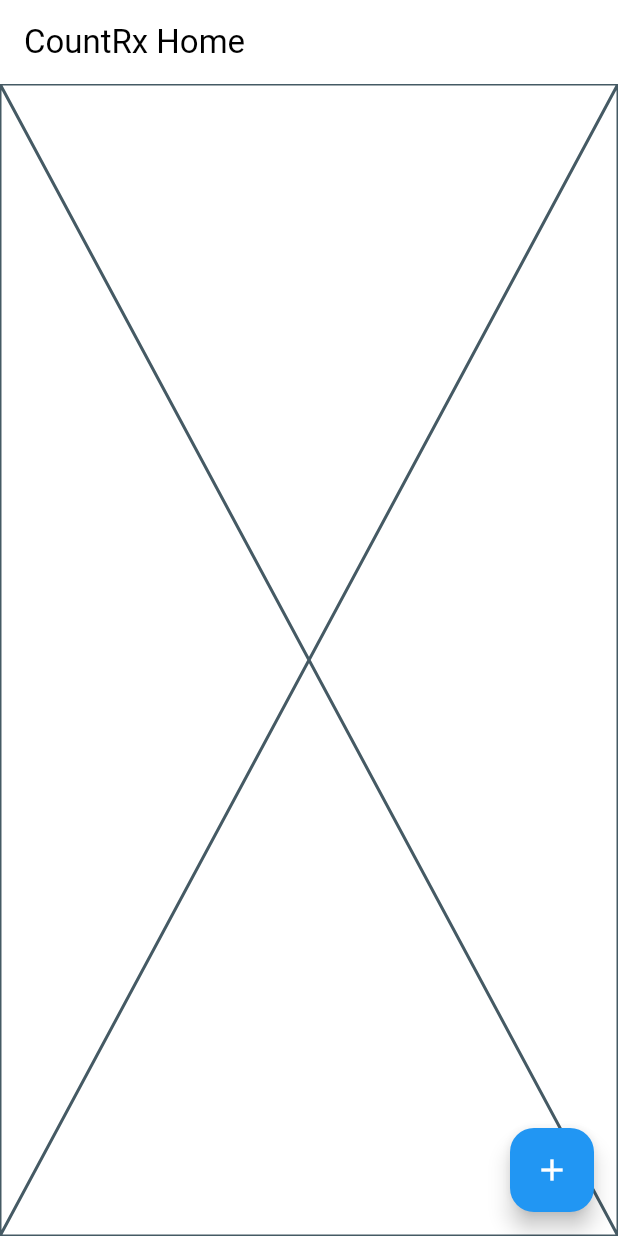
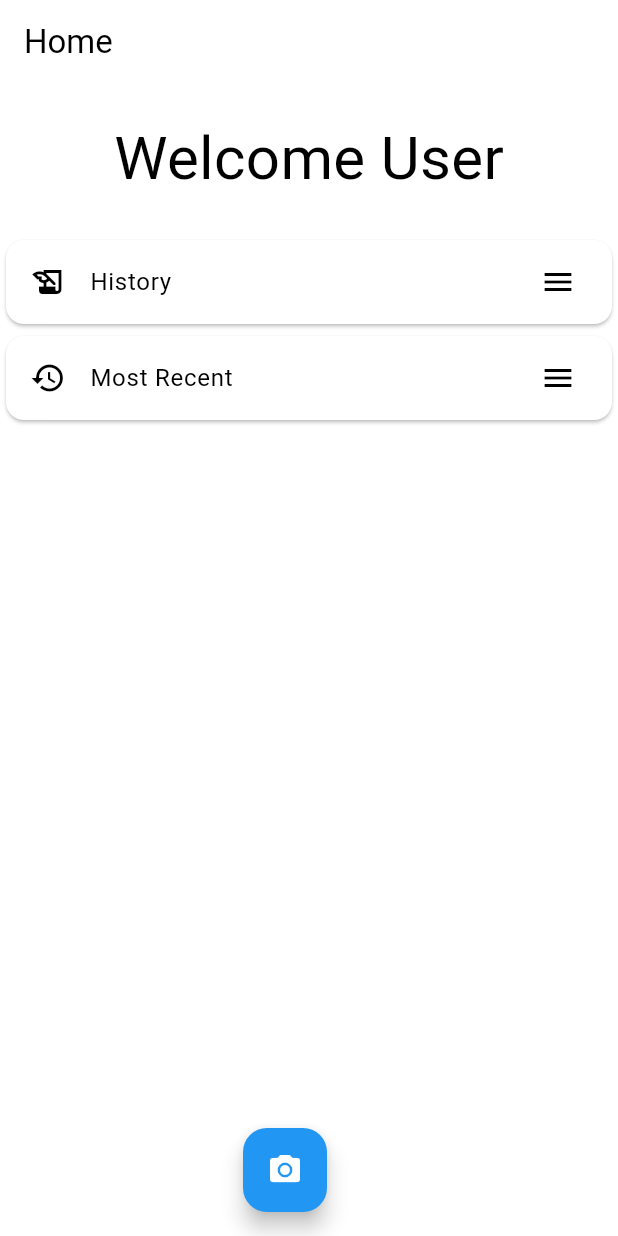
Before and after one commit to CountRx-App/CountRx, a Flutter app: the screen it shows after launch, on a phone screen of 412 x 824 dp. Run offline on Flutter 3.47's test engine with Material 2 defaults, Android fonts, the phone set to English and light mode, and no system bars; drawn by our look-alikes of dynamic_color.

Commit message:
Set up homepage UI

```diff
--- a/count_rx/lib/main.dart
+++ b/count_rx/lib/main.dart
@@ -19,7 +19,7 @@ class MyApp extends StatelessWidget {
   Widget build(BuildContext context) {
     return DynamicColorBuilder(
       builder: (lightColorScheme, darkColorScheme) => MaterialApp(
-        title: 'Flutter Demo',
+        title: 'CountRx',
         theme: ThemeData(
           colorScheme: lightColorScheme ?? _defaultLightColorScheme,
           useMaterial3: true,
@@ -29,7 +29,9 @@ class MyApp extends StatelessWidget {
           useMaterial3: true,
         ),
         themeMode: ThemeMode.system,
-        home: const HomePage(title: 'CountRx Home'),
+        home: const HomePage(
+          currentUser: "User",
+        ),
       ),
     );
   }
--- a/count_rx/lib/pages/home-page.dart
+++ b/count_rx/lib/pages/home-page.dart
@@ -1,8 +1,11 @@
 import 'package:flutter/material.dart';
 
 class HomePage extends StatefulWidget {
-  const HomePage({super.key, required this.title});
-  final String title;
+  final String currentUser;
+  const HomePage({
+    super.key,
+    required this.currentUser,
+  });
 
   @override
   State<HomePage> createState() => _HomePageState();
@@ -14,13 +17,51 @@ class _HomePageState extends State<HomePage> {
     return Scaffold(
       appBar: AppBar(
         backgroundColor: Theme.of(context).colorScheme.inversePrimary,
-        title: Text(widget.title),
+        title: const Text("Home"),
       ),
-      body: const Placeholder(),
-      floatingActionButton: FloatingActionButton(
-        onPressed: () {},
-        tooltip: 'Increment',
-        child: const Icon(Icons.add),
+      body: ListView(
+        children: [
+          SizedBox(
+            height: 100,
+            child: Center(
+              child: Text(
+                "Welcome ${widget.currentUser}",
+                style: const TextStyle(
+                  fontSize: 40,
+                ),
+              ),
+            ),
+          ),
+          Card(
+            child: ListTile(
+              title: const Text("History"),
+              leading: const Icon(Icons.history_edu),
+              trailing: const Icon(Icons.menu),
+              onTap: () {
+                // TODO: Open history page, when implemented
+              },
+            ),
+          ),
+          Card(
+            child: ListTile(
+              title: const Text("Most Recent"),
+              leading: const Icon(Icons.history),
+              trailing: const Icon(Icons.menu),
+              onTap: () {
+                // TODO: Open "most recent" detail page, when implemented
+              },
+            ),
+          ),
+        ],
+      ),
+      floatingActionButton: Container(
+        alignment: Alignment.bottomCenter,
+        child: FloatingActionButton(
+          onPressed: () {
+            // TODO: Open camera page, when implemented
+          },
+          child: const Icon(Icons.camera_alt),
+        ),
       ),
     );
   }
```
